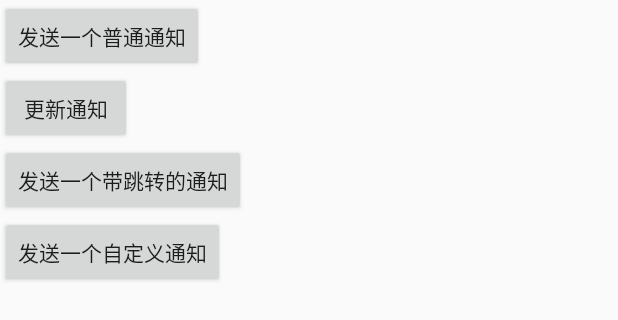
After one commit to HaoFeiWang/DemoList, an Android app: the layout activity_notification.xml on its own in the app's theme, with its tools: preview values and no code run, on a phone screen of 412 x 824 dp. The commit adds this screen. Shown: the top 320 px of the screen. Run offline under Robolectric (Android 15) with nearby library versions, the light colour scheme and no system bars.

Commit message:
Notification

```diff
--- a/app/build.gradle
+++ b/app/build.gradle
@@ -4,7 +4,7 @@ android {
     compileSdkVersion 26
     defaultConfig {
         applicationId "com.whf.demolist"
-        minSdkVersion 25
+        minSdkVersion 21
         targetSdkVersion 26
         versionCode 1
         versionName "1.0"
@@ -21,6 +21,7 @@ android {
         targetCompatibility JavaVersion.VERSION_1_8
     }
 }
+
 
 
 dependencies {
--- a/app/src/main/java/com/whf/demolist/MainActivity.java
+++ b/app/src/main/java/com/whf/demolist/MainActivity.java
@@ -10,6 +10,7 @@ import com.whf.demolist.anim.AnimActivity;
 import com.whf.demolist.binder.ClientActivity;
 import com.whf.demolist.bluetooth.BluetoothActivity;
 import com.whf.demolist.camera.CameraActivity;
+import com.whf.demolist.notification.NotificationActivity;
 import com.whf.demolist.qrcode.QrCodeActivity;
 import com.whf.demolist.surfaceview.SurfaceViewActivity;
 
@@ -21,6 +22,7 @@ public class MainActivity extends AppCompatActivity implements View.OnClickListe
     private Button btnSurface;
     private Button btnBluetooth;
     private Button btnBinder;
+    private Button btnNotification;
 
     @Override
     protected void onCreate(Bundle savedInstanceState) {
@@ -38,6 +40,7 @@ public class MainActivity extends AppCompatActivity implements View.OnClickListe
         btnSurface = findViewById(R.id.btn_surface);
         btnBluetooth = findViewById(R.id.btn_bluetooth);
         btnBinder = findViewById(R.id.btn_binder);
+        btnNotification = findViewById(R.id.btn_notification);
     }
 
     private void initListener() {
@@ -47,6 +50,7 @@ public class MainActivity extends AppCompatActivity implements View.OnClickListe
         btnSurface.setOnClickListener(this);
         btnBluetooth.setOnClickListener(this);
         btnBinder.setOnClickListener(this);
+        btnNotification.setOnClickListener(this);
     }
 
     @Override
@@ -70,6 +74,8 @@ public class MainActivity extends AppCompatActivity implements View.OnClickListe
             case R.id.btn_binder:
                 startActivity(new Intent(this, ClientActivity.class));
                 break;
+            case R.id.btn_notification:
+                startActivity(new Intent(this, NotificationActivity.class));
             default:
                 break;
         }
--- a/app/src/main/res/layout/activity_main.xml
+++ b/app/src/main/res/layout/activity_main.xml
@@ -38,5 +38,10 @@
         android:layout_width="wrap_content"
         android:layout_height="wrap_content"
         android:text="Binder"/>
+    <Button
+        android:id="@+id/btn_notification"
+        android:layout_width="wrap_content"
+        android:layout_height="wrap_content"
+        android:text="通知栏"/>
 
 </LinearLayout>
--- /dev/null
+++ b/app/src/main/res/layout/activity_notification.xml
@@ -0,0 +1,36 @@
+<?xml version="1.0" encoding="utf-8"?>
+<RelativeLayout xmlns:android="http://schemas.android.com/apk/res/android"
+    xmlns:app="http://schemas.android.com/apk/res-auto"
+    xmlns:tools="http://schemas.android.com/tools"
+    android:layout_width="match_parent"
+    android:layout_height="match_parent"
+    tools:context="com.whf.demolist.notification.NotificationActivity">
+
+    <Button
+        android:id="@+id/btn_notification"
+        android:layout_width="wrap_content"
+        android:layout_height="wrap_content"
+        android:text="发送一个普通通知" />
+
+    <Button
+        android:id="@+id/btn_update_notification"
+        android:layout_width="wrap_content"
+        android:layout_height="wrap_content"
+        android:layout_below="@id/btn_notification"
+        android:text="更新通知" />
+
+    <Button
+        android:id="@+id/btn_action_notification"
+        android:layout_width="wrap_content"
+        android:layout_height="wrap_content"
+        android:layout_below="@id/btn_update_notification"
+        android:text="发送一个带跳转的通知" />
+
+    <Button
+        android:id="@+id/btn_custom_notification"
+        android:layout_width="wrap_content"
+        android:layout_height="wrap_content"
+        android:layout_below="@id/btn_action_notification"
+        android:text="发送一个自定义通知" />
+
+</RelativeLayout>
```
Also changed, not shown: app/src/main/AndroidManifest.xml (+11 -1 lines), app/src/main/java/com/whf/demolist/notification/NotificationActivity.java (added, +133 -0 lines), app/src/main/java/com/whf/demolist/notification/NotificationReceiver.java (added, +20 -0 lines), app/src/main/res/layout/layout_notification.xml (added, +14 -0 lines), app/src/main/res/drawable-xhdpi/ic_cancel.png (added), app/src/main/res/drawable-xhdpi/ic_notification_large.png (added), app/src/main/res/drawable-xhdpi/ic_notification_small.png (added).
